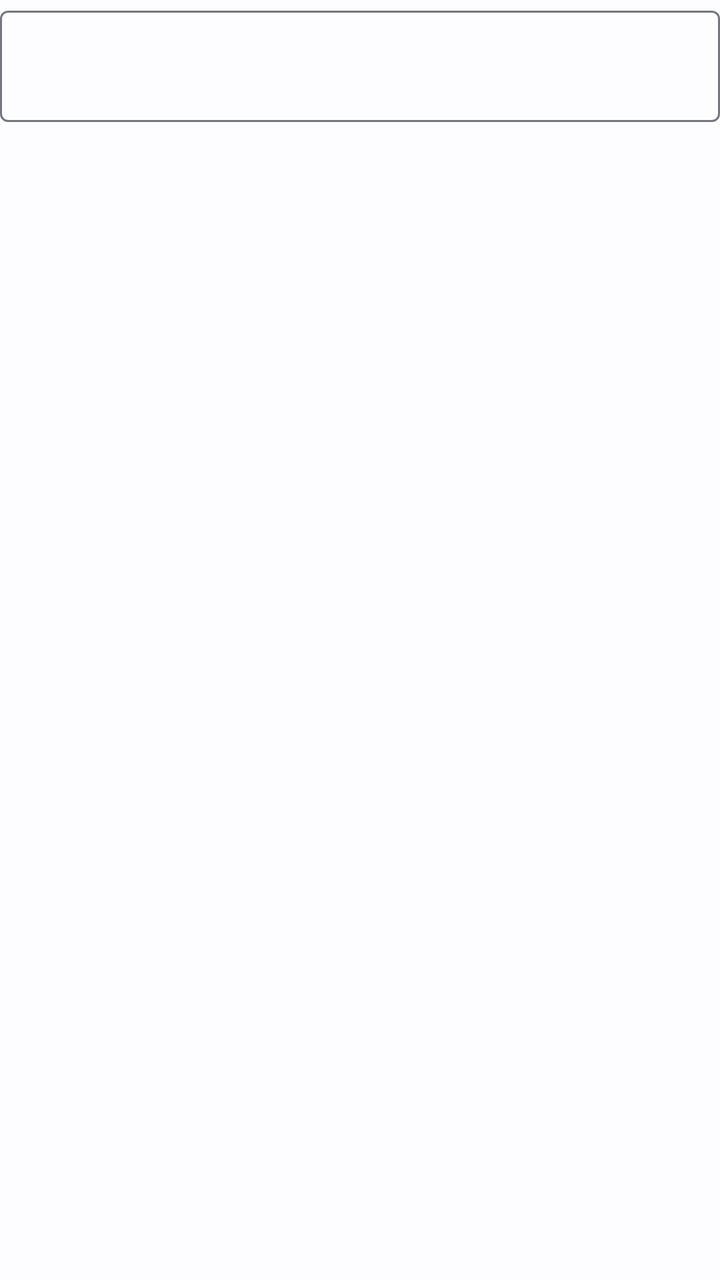
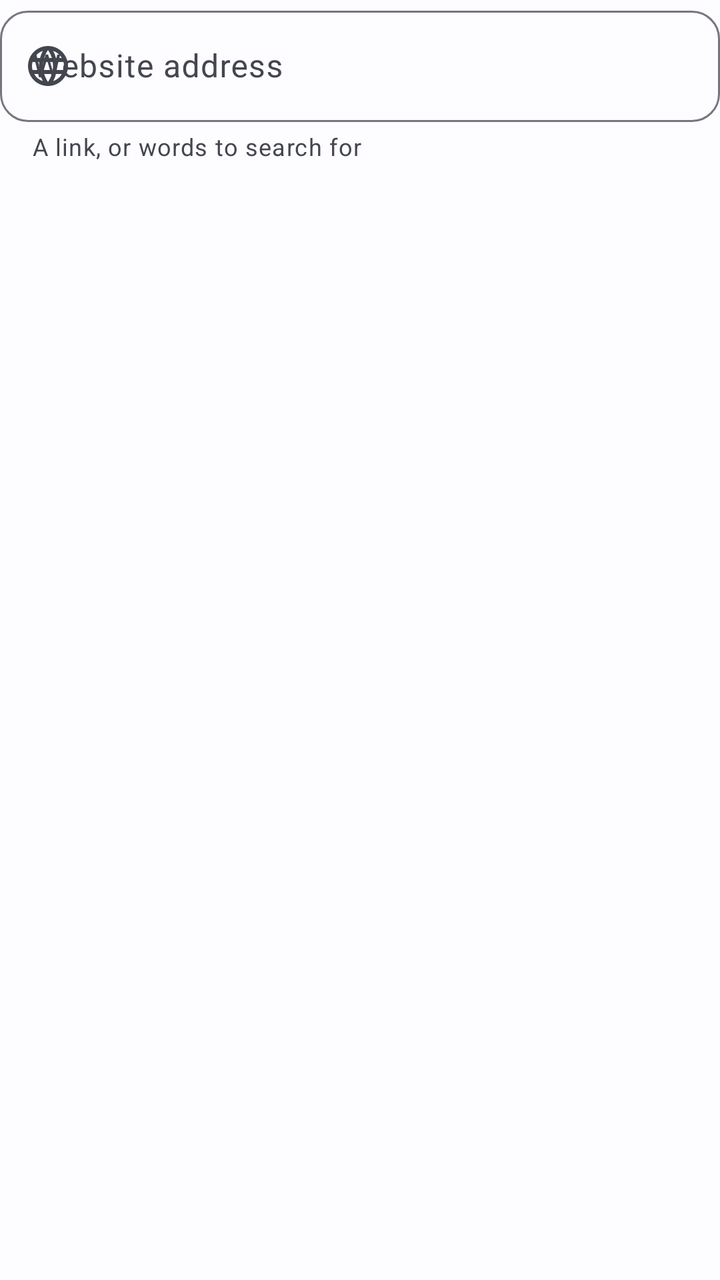

Before-and-after screenshots of an Android layout around one commit, followed by the original layout XML and the change that was made.
<!-- AndroidManifest.xml: application theme Theme.UpgridBrowser -->
<!-- res/layout/dialog_text_input.xml -->
<?xml version="1.0" encoding="utf-8"?>
<com.google.android.material.textfield.TextInputLayout
    xmlns:android="http://schemas.android.com/apk/res/android"
    android:id="@+id/inputLayout"
    style="@style/Widget.Material3.TextInputLayout.OutlinedBox"
    android:layout_width="match_parent"
    android:layout_height="wrap_content"
    android:layout_marginStart="24dp"
    android:layout_marginEnd="24dp"
    android:layout_marginTop="8dp"
    android:layout_marginBottom="4dp">

    <com.google.android.material.textfield.TextInputEditText
        android:id="@+id/inputField"
        android:layout_width="match_parent"
        android:layout_height="wrap_content"
        android:inputType="textUri"
        android:imeOptions="actionDone"
        android:maxLines="1" />
</com.google.android.material.textfield.TextInputLayout>
<!-- resources referenced by this layout -->
<resources>
  <style name="Theme.UpgridBrowser" parent="Theme.Material3.DayNight.NoActionBar">
          
          <item name="colorPrimary">@color/md_primary_light</item>
          <item name="colorOnPrimary">@color/md_on_primary_light</item>
          <item name="colorPrimaryContainer">@color/md_primary_container_light</item>
          <item name="colorOnPrimaryContainer">@color/md_on_primary_container_light</item>
  
          
          <item name="colorSecondary">@color/md_secondary_light</item>
          <item name="colorOnSecondary">@color/md_on_secondary_light</item>
          <item name="colorSecondaryContainer">@color/md_secondary_container_light</item>
          <item name="colorOnSecondaryContainer">@color/md_on_secondary_container_light</item>
          <item name="colorTertiary">@color/md_tertiary_light</item>
          <item name="colorOnTertiary">@color/md_on_tertiary_light</item>
          <item name="colorTertiaryContainer">@color/md_tertiary_container_light</item>
          <item name="colorOnTertiaryContainer">@color/md_on_tertiary_container_light</item>
  
          
          <item name="colorError">@color/md_error_light</item>
          <item name="colorOnError">@color/md_on_error_light</item>
          <item name="colorErrorContainer">@color/md_error_container_light</item>
          <item name="colorOnErrorContainer">@color/md_on_error_container_light</item>
  
          
          <item name="android:colorBackground">@color/md_background_light</item>
          <item name="colorOnBackground">@color/md_on_background_light</item>
          <item name="colorSurface">@color/md_surface_light</item>
          <item name="colorOnSurface">@color/md_on_surface_light</item>
          <item name="colorSurfaceVariant">@color/md_surface_variant_light</item>
          <item name="colorOnSurfaceVariant">@color/md_on_surface_variant_light</item>
          <item name="colorSurfaceContainer">@color/md_surface_container_light</item>
          <item name="colorSurfaceContainerHigh">@color/md_surface_container_high_light</item>
          <item name="colorSurfaceContainerHighest">@color/md_surface_container_highest_light</item>
  
          <item name="colorOutline">@color/md_outline_light</item>
          <item name="colorOutlineVariant">@color/md_outline_variant_light</item>
  
          
          <item name="android:statusBarColor">?attr/colorSurface</item>
          <item name="android:navigationBarColor">?attr/colorSurface</item>
          <item name="android:windowLightStatusBar">true</item>
          <item name="android:windowLightNavigationBar">true</item>
  
          
          <item name="bottomSheetDialogTheme">@style/Theme.UpgridBrowser.BottomSheet</item>
      </style>
  <!-- unchanged entries left out for length: 30 -->
</resources>

<!-- the commit's change to res/layout/dialog_text_input.xml (unified diff, before → after) -->
@@ -1,14 +1,24 @@
 <?xml version="1.0" encoding="utf-8"?>
 <com.google.android.material.textfield.TextInputLayout
     xmlns:android="http://schemas.android.com/apk/res/android"
+    xmlns:app="http://schemas.android.com/apk/res-auto"
     android:id="@+id/inputLayout"
     style="@style/Widget.Material3.TextInputLayout.OutlinedBox"
     android:layout_width="match_parent"
     android:layout_height="wrap_content"
     android:layout_marginStart="24dp"
     android:layout_marginEnd="24dp"
-    android:layout_marginTop="8dp"
-    android:layout_marginBottom="4dp">
+    android:layout_marginTop="10dp"
+    android:layout_marginBottom="4dp"
+    android:hint="@string/start_page_add_hint"
+    app:helperText="@string/start_page_add_helper"
+    app:helperTextEnabled="true"
+    app:startIconDrawable="@drawable/ic_globe"
+    app:endIconMode="clear_text"
+    app:boxCornerRadiusTopStart="14dp"
+    app:boxCornerRadiusTopEnd="14dp"
+    app:boxCornerRadiusBottomStart="14dp"
+    app:boxCornerRadiusBottomEnd="14dp">
 
     <com.google.android.material.textfield.TextInputEditText
         android:id="@+id/inputField"
<!-- resource entries referenced after the edit -->
@@ -1,5 +1,17 @@
 <!-- resources referenced by this layout -->
 <resources>
+  <!-- drawable ic_globe (drawable) -->
+  <vector xmlns:android="http://schemas.android.com/apk/res/android"
+      android:width="24dp"
+      android:height="24dp"
+      android:viewportWidth="24"
+      android:viewportHeight="24">
+      <path
+          android:fillColor="#FFFFFFFF"
+          android:pathData="M11.99,2C6.47,2 2,6.48 2,12s4.47,10 9.99,10C17.52,22 22,17.52 22,12S17.52,2 11.99,2zM18.92,8h-2.95c-0.32,-1.25 -0.78,-2.45 -1.38,-3.56 1.84,0.63 3.37,1.91 4.33,3.56zM12,4.04c0.83,1.2 1.48,2.53 1.91,3.96h-3.82c0.43,-1.43 1.08,-2.76 1.91,-3.96zM4.26,14C4.1,13.36 4,12.69 4,12s0.1,-1.36 0.26,-2h3.38c-0.08,0.66 -0.14,1.32 -0.14,2 0,0.68 0.06,1.34 0.14,2zM5.08,16h2.95c0.32,1.25 0.78,2.45 1.38,3.56 -1.84,-0.63 -3.37,-1.9 -4.33,-3.56zM8.03,8H5.08c0.96,-1.66 2.49,-2.93 4.33,-3.56C8.81,5.55 8.35,6.75 8.03,8zM12,19.96c-0.83,-1.2 -1.48,-2.53 -1.91,-3.96h3.82c-0.43,1.43 -1.08,2.76 -1.91,3.96zM14.34,14H9.66c-0.09,-0.66 -0.16,-1.32 -0.16,-2 0,-0.68 0.07,-1.35 0.16,-2h4.68c0.09,0.65 0.16,1.32 0.16,2 0,0.68 -0.07,1.34 -0.16,2zM14.59,19.56c0.6,-1.11 1.06,-2.31 1.38,-3.56h2.95c-0.96,1.65 -2.49,2.93 -4.33,3.56zM16.36,14c0.08,-0.66 0.14,-1.32 0.14,-2 0,-0.68 -0.06,-1.34 -0.14,-2h3.38c0.16,0.64 0.26,1.31 0.26,2s-0.1,1.36 -0.26,2z" />
+  </vector>
+  <string name="start_page_add_helper">A link, or words to search for</string>
+  <string name="start_page_add_hint">Website address</string>
   <style name="Theme.UpgridBrowser" parent="Theme.Material3.DayNight.NoActionBar">
           
           <item name="colorPrimary">@color/md_primary_light</item>
@@ -45,6 +57,16 @@
   
           
           <item name="bottomSheetDialogTheme">@style/Theme.UpgridBrowser.BottomSheet</item>
+  
+          
+          <item name="materialAlertDialogTheme">@style/ThemeOverlay.UpgridBrowser.Dialog</item>
+      </style>
+  <style name="ThemeOverlay.UpgridBrowser.Dialog" parent="ThemeOverlay.Material3.MaterialAlertDialog">
+          <item name="android:dialogCornerRadius">28dp</item>
+          <item name="buttonBarPositiveButtonStyle">@style/Widget.UpgridBrowser.DialogButton.Confirm</item>
+      </style>
+  <style name="Widget.UpgridBrowser.DialogButton.Confirm" parent="Widget.Material3.Button.TonalButton">
+          <item name="android:layout_marginStart">8dp</item>
       </style>
   <!-- unchanged entries left out for length: 30 -->
 </resources>
